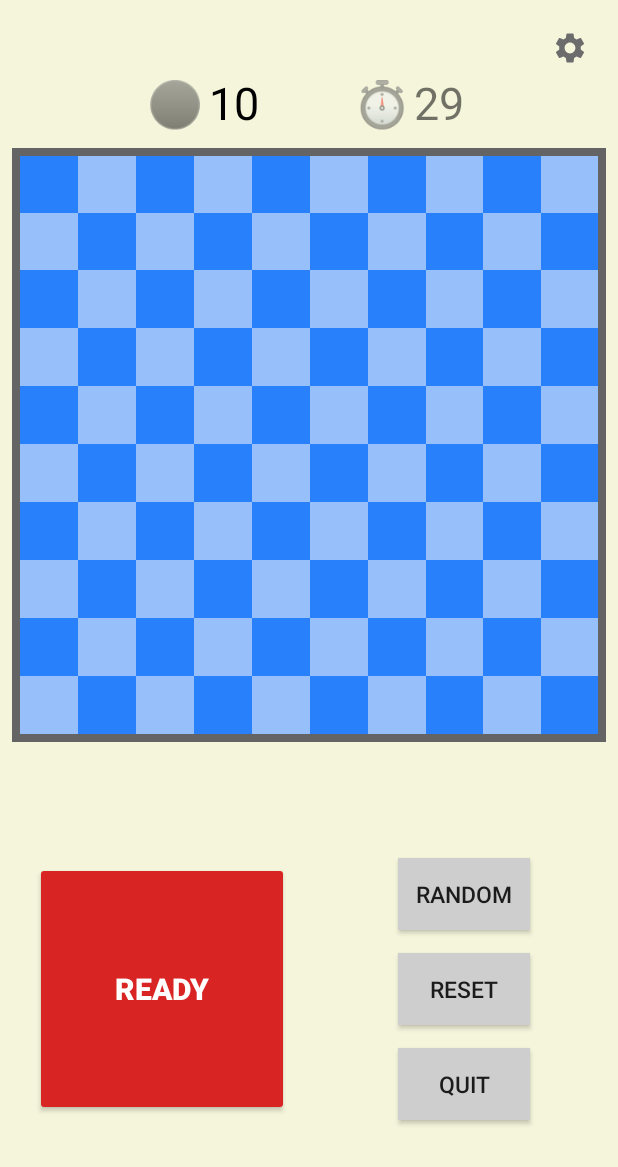
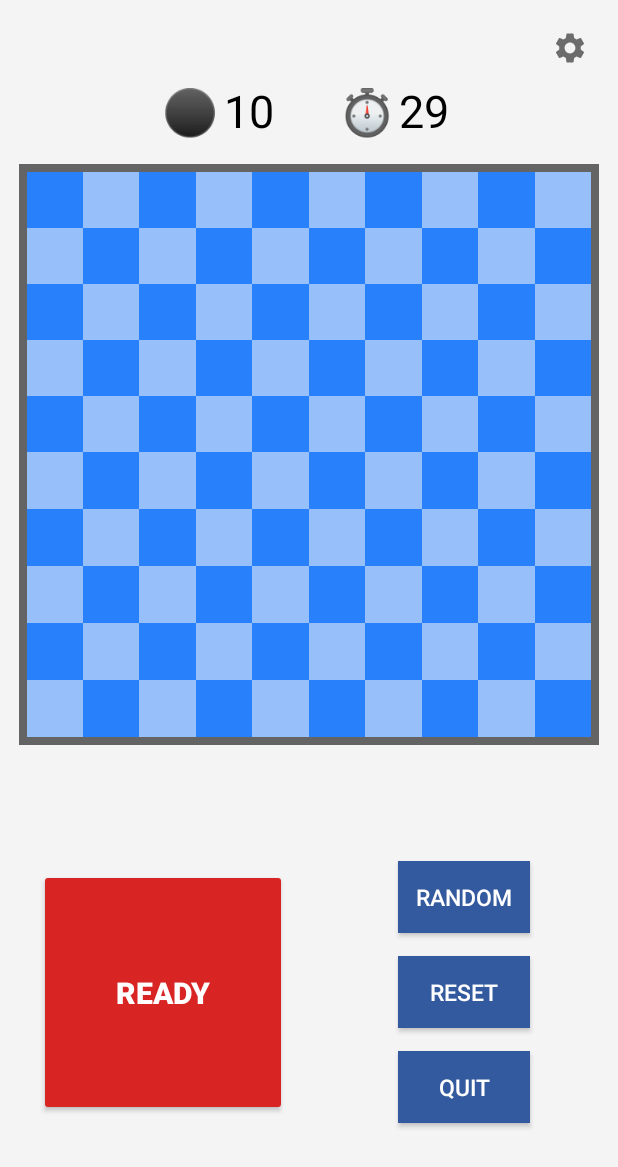
Before and after one commit to CS5520Summer2024Feinberg/final-project-finalproject-group11, an Android app: the BotDeployActivity screen opened directly, with no data from a screen before it, on a phone screen of 412 x 824 dp. Shown: the top 1167 px of the screen. Run offline under Robolectric (Android 15) with nearby library versions, the phone set to English and light mode, and no system bars; our stand-ins replace Firebase (no records; nobody signed in at launch, a user with empty details on screens opened directly).

Commit message:
Change the UI of main and deploy activity

```diff
--- a/app/src/main/java/edu/northeastern/finalprojectgroup11/BotBattleActivity.java
+++ b/app/src/main/java/edu/northeastern/finalprojectgroup11/BotBattleActivity.java
@@ -46,7 +46,7 @@ import edu.northeastern.finalprojectgroup11.Music.BGMPlayer2;
 // TODO:  step left, winner checking
 // icon for mine, misses(step left) on both side, timer, dialog pop up, link quit with back
 public class BotBattleActivity extends AppCompatActivity {
-    private final int botDelay = 0;
+    private final int botDelay = 1000;
     private final int boardRows = 10;
     private final int boardCols = 10;
     private GameBoard myBoard;
@@ -124,7 +124,7 @@ public class BotBattleActivity extends AppCompatActivity {
         getOnBackPressedDispatcher().addCallback(this, callback);
 
         // Initialize the countdown timer for 10 seconds
-        countDownTimer = new CountDownTimer(10000, 1000) {
+        countDownTimer = new CountDownTimer(15000, 1000) {
             public void onTick(long millisUntilFinished) {
                 // Update the countdown text each second
                 countdownTextView.setText("" + millisUntilFinished / 1000);
--- a/app/src/main/java/edu/northeastern/finalprojectgroup11/MainActivity.java
+++ b/app/src/main/java/edu/northeastern/finalprojectgroup11/MainActivity.java
@@ -64,6 +64,7 @@ public class MainActivity extends AppCompatActivity {
     private DatabaseReference roomRef;
     private final int maxRoomCount = 2;
     private ValueEventListener player2Join;
+    private boolean isSearching = false;
 
     private AlertDialog roomDialog;
 
@@ -186,6 +187,8 @@ public class MainActivity extends AppCompatActivity {
         btnPlayOnline.setOnClickListener(new View.OnClickListener() {
             @Override
             public void onClick(View v) {
+                if (!isSearching) {
+                    isSearching = true;
                     DatabaseReference roomsRef = firebaseDatabase.getReference(PUBLIC_ROOM);
 
                     // Search for a room with only one player (where the game state is "waiting")
@@ -218,6 +221,7 @@ public class MainActivity extends AppCompatActivity {
                             Log.e("Firebase", "Error while searching for a room: " + databaseError.getMessage());
                         }
                     });
+                }
             }
         });
 
@@ -784,6 +788,7 @@ public class MainActivity extends AppCompatActivity {
                     @Override
                     public void onClick(DialogInterface dialog, int which) {
                         destroyRoom();
+                        isSearching = false;
                         dialog.cancel();
                     }
                 })
--- a/app/src/main/res/layout/activity_bot_battle.xml
+++ b/app/src/main/res/layout/activity_bot_battle.xml
@@ -5,7 +5,7 @@
     android:id="@+id/main"
     android:layout_width="match_parent"
     android:layout_height="match_parent"
-    android:background="#F5F5DC"
+    android:background="@color/play_background"
     tools:context=".BotDeployActivity">
 
     <!--    Big Board Here-->
@@ -165,7 +165,7 @@
         android:layout_height="wrap_content"
         android:layout_marginStart="12dp"
         android:layout_marginTop="64dp"
-        android:backgroundTint="#F36A6A"
+        android:backgroundTint="@color/button_red"
         android:padding="0dp"
         android:text="Launch"
         android:textColor="#FFFFFF"
@@ -179,7 +179,7 @@
         android:layout_width="wrap_content"
         android:layout_height="wrap_content"
         android:layout_marginTop="140dp"
-        android:backgroundTint="#D3D3D3"
+        android:backgroundTint="@color/button_three"
         android:text="Quit"
         android:textColor="#FFFFFF"
         android:textSize="16sp"
--- a/app/src/main/res/layout/activity_bot_deploy.xml
+++ b/app/src/main/res/layout/activity_bot_deploy.xml
@@ -5,7 +5,7 @@
     android:id="@+id/main"
     android:layout_width="match_parent"
     android:layout_height="match_parent"
-    android:background="#F5F5DC"
+    android:background="@color/play_background"
     tools:context=".BotDeployActivity">
 
 
@@ -13,28 +13,30 @@
         android:id="@+id/backgroundSquare"
         android:layout_width="0dp"
         android:layout_height="0dp"
+        android:layout_margin="0dp"
         android:background="@color/boarder_outline"
-        app:layout_constraintBottom_toBottomOf="@id/guideline_bottom"
-        app:layout_constraintEnd_toEndOf="parent"
-        app:layout_constraintStart_toStartOf="parent"
-        app:layout_constraintTop_toTopOf="@id/guideline_top"
         app:layout_constraintDimensionRatio="1:1"
-        android:layout_margin="0dp" />
+        app:layout_constraintLeft_toLeftOf="@id/guidelineLeft"
+        app:layout_constraintTop_toTopOf="parent"
+        app:layout_constraintBottom_toBottomOf="parent"
+        app:layout_constraintRight_toRightOf="@id/guidelineRight"
+        app:layout_constraintVertical_bias="0.25"/>
 
 
     <androidx.gridlayout.widget.GridLayout
         android:id="@+id/gridLayoutMinePlacement"
         android:layout_width="0dp"
         android:layout_height="0dp"
+        android:layout_margin="5dp"
         android:padding="0dp"
-        android:layout_margin="5dp"
         app:alignmentMode="alignBounds"
         app:columnCount="10"
-        app:layout_constraintBottom_toBottomOf="@id/guideline_bottom"
         app:layout_constraintDimensionRatio="1:1"
-        app:layout_constraintEnd_toEndOf="parent"
-        app:layout_constraintStart_toStartOf="parent"
-        app:layout_constraintTop_toTopOf="@id/guideline_top"
+        app:layout_constraintLeft_toLeftOf="@id/guidelineLeft"
+        app:layout_constraintTop_toTopOf="parent"
+        app:layout_constraintBottom_toBottomOf="parent"
+        app:layout_constraintRight_toRightOf="@id/guidelineRight"
+        app:layout_constraintVertical_bias="0.25"
         app:rowCount="10"
         app:useDefaultMargins="false">
         <!-- Dynamically add buttons for the grid cells in the activity -->
@@ -46,14 +48,14 @@
         android:layout_width="wrap_content"
         android:layout_height="wrap_content"
         android:orientation="horizontal"
-        app:layout_constraintGuide_percent="0.12" />
+        app:layout_constraintGuide_percent="0.13" />
 
     <androidx.constraintlayout.widget.Guideline
         android:id="@+id/guideline_bottom"
         android:layout_width="wrap_content"
         android:layout_height="wrap_content"
         android:orientation="horizontal"
-        app:layout_constraintGuide_percent="0.6" />
+        app:layout_constraintGuide_percent="0.63" />
 
     <ImageButton
         android:id="@+id/btn_settings"
@@ -70,7 +72,7 @@
         android:id="@+id/buttonReady"
         android:layout_width="0dp"
         android:layout_height="0dp"
-        android:layout_marginTop="80dp"
+        android:layout_marginTop="60dp"
         android:layout_marginBottom="80dp"
         android:backgroundTint="@color/button_red"
         android:text="Ready"
@@ -86,14 +88,15 @@
         app:layout_constraintVertical_bias="0.0" />
 
 
-<!--    this control other two-->
+    <!--    this control other two-->
     <Button
         android:id="@+id/buttonReset"
         android:layout_width="wrap_content"
         android:layout_height="wrap_content"
         android:background="@color/button_three"
+        android:text="Reset"
 
-        android:text="Reset"
+        android:textColor="@color/white"
         android:textSize="15dp"
         app:layout_constraintBottom_toBottomOf="@id/buttonReady"
         app:layout_constraintEnd_toEndOf="parent"
@@ -105,13 +108,14 @@
         android:id="@+id/buttonQuit"
         android:layout_width="0dp"
         android:layout_height="wrap_content"
+        android:layout_marginTop="15dp"
         android:background="@color/button_three"
-        android:layout_marginTop="15dp"
         android:text="Quit"
+        android:textColor="@color/white"
         android:textSize="15dp"
 
+        app:layout_constraintEnd_toEndOf="@id/buttonReset"
         app:layout_constraintStart_toStartOf="@id/buttonReset"
-        app:layout_constraintEnd_toEndOf="@id/buttonReset"
         app:layout_constraintTop_toBottomOf="@+id/buttonReset" />
 
     <Button
@@ -119,21 +123,22 @@
         android:layout_width="0dp"
         android:layout_height="wrap_content"
         android:layout_marginBottom="15dp"
+        android:background="@color/button_three"
         android:text="Random"
+        android:textColor="@color/white"
         android:textSize="15dp"
-
-        android:background="@color/button_three"
-        app:layout_constraintStart_toStartOf="@id/buttonReset"
+        app:layout_constraintBottom_toTopOf="@+id/buttonReset"
         app:layout_constraintEnd_toEndOf="@id/buttonReset"
-        app:layout_constraintBottom_toTopOf="@+id/buttonReset" />
+        app:layout_constraintStart_toStartOf="@id/buttonReset" />
 
 
     <TextView
         android:id="@+id/mineIcon"
         android:layout_width="wrap_content"
         android:layout_height="wrap_content"
+        android:layout_marginRight="0dp"
         android:text="\u26AB"
-        android:layout_marginRight="0dp"
+        android:textColor="#FF000000"
         android:textSize="30sp"
         app:layout_constraintBottom_toBottomOf="@id/mineLeftTextView"
         app:layout_constraintEnd_toStartOf="@id/mineLeftTextView" />
@@ -142,23 +147,24 @@
     <TextView
         android:id="@+id/mineLeftTextView"
         android:layout_width="40dp"
-        android:layout_marginBottom="10dp"
         android:layout_height="wrap_content"
+        android:layout_marginEnd="20dp"
+        android:gravity="center"
         android:text="10"
-        android:gravity="center"
+        android:textColor="#FF000000"
         android:textSize="30sp"
-        android:layout_marginRight="30dp"
-        android:textColor="#FF000000"
-    app:layout_constraintBottom_toTopOf="@id/guideline_top"
-    app:layout_constraintEnd_toStartOf="@+id/guidelineCenterH" />
-
+        app:layout_constraintBottom_toBottomOf="@id/guideline_top"
+        app:layout_constraintEnd_toStartOf="@+id/guidelineCenterH"
+        app:layout_constraintTop_toTopOf="parent"
+        app:layout_constraintVertical_bias="0.8" />
 
     <TextView
         android:id="@+id/bigCountdownIcon"
         android:layout_width="wrap_content"
         android:layout_height="wrap_content"
-        android:layout_marginLeft="30dp"
+        android:layout_marginLeft="20dp"
         android:text="⏱️"
+        android:textColor="#FF000000"
         android:textSize="30sp"
         app:layout_constraintBottom_toBottomOf="@id/mineLeftTextView"
         app:layout_constraintStart_toEndOf="@+id/guidelineCenterH" />
@@ -169,6 +175,7 @@
         android:layout_height="wrap_content"
         android:layout_marginLeft="2dp"
         android:text="10"
+        android:textColor="@color/black"
         android:textSize="30sp"
         app:layout_constraintBottom_toBottomOf="@id/mineLeftTextView"
         app:layout_constraintStart_toEndOf="@+id/bigCountdownIcon" />
@@ -181,5 +188,18 @@
         android:orientation="vertical"
         app:layout_constraintGuide_percent="0.5" />
 
+    <androidx.constraintlayout.widget.Guideline
+        android:id="@+id/guidelineLeft"
+        android:layout_width="wrap_content"
+        android:layout_height="wrap_content"
+        android:orientation="vertical"
+        app:layout_constraintGuide_percent="0.03" />
+
+    <androidx.constraintlayout.widget.Guideline
+        android:id="@+id/guidelineRight"
+        android:layout_width="wrap_content"
+        android:layout_height="wrap_content"
+        android:orientation="vertical"
+        app:layout_constraintGuide_percent="0.97" />
 
 </androidx.constraintlayout.widget.ConstraintLayout>
--- a/app/src/main/res/values/colors.xml
+++ b/app/src/main/res/values/colors.xml
@@ -5,9 +5,15 @@
     <color name="dark_blue">#2980fb</color>
     <color name="light_blue">#97C0FB</color>
     <color name="button_red">#D92424</color>
-    <color name="button_three">#CECECE</color>
-    <color name="play_background">#F2F2F2</color>
+    <color name="button_three">#335A9E</color>
+    <color name="button_main">#335A9E</color>
+    <color name="play_background">#F4F4F4</color>
     <color name="boarder_outline">#646464</color>
+    <color name="custom_accent_color">#335A9E</color>
+    <color name="boarder_check_light">#646464</color>
+    <color name="boarder_check_dark">#646464</color>
+
+
 
 
 
--- a/app/src/main/res/values/themes.xml
+++ b/app/src/main/res/values/themes.xml
@@ -7,6 +7,8 @@
 <!--    </style>-->
 
     <style name="Theme.FinalProjectGroup11" parent="Theme.AppCompat.Light.NoActionBar">
+        <item name="colorAccent">@color/custom_accent_color</item>
+
     </style>
 
 </resources>
```
Also changed, not shown: app/src/main/res/layout/activity_main.xml (+26 -31 lines), app/src/main/res/drawable/title.png (added). Lines whose indentation alone changed are shown as unchanged.
